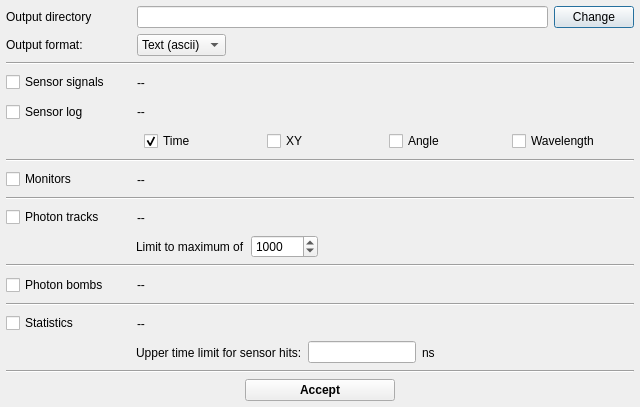
Above: ants3bundle/src/ants3/gui/photsim/aphotonsimoutputdialog.ui from andrmor/ANTS3bundle before the change. Below: the same form after it.
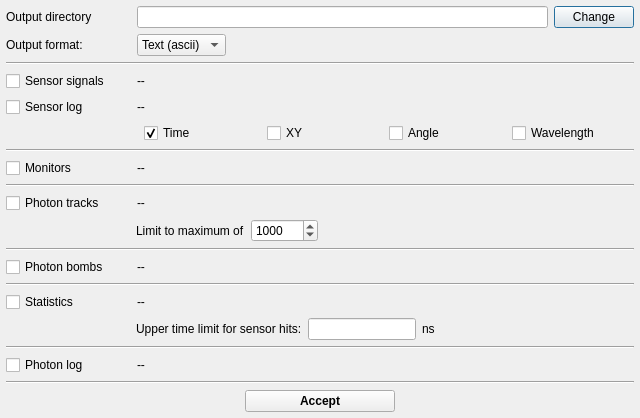
That is the form after the change.

The edit to the form file:
```diff
--- a/ants3bundle/src/ants3/gui/photsim/aphotonsimoutputdialog.ui
+++ b/ants3bundle/src/ants3/gui/photsim/aphotonsimoutputdialog.ui
@@ -7,7 +7,7 @@
     <x>0</x>
     <y>0</y>
     <width>640</width>
-    <height>407</height>
+    <height>411</height>
    </rect>
   </property>
   <property name="windowTitle">
@@ -546,6 +546,53 @@
      </property>
     </widget>
    </item>
+   <item>
+    <layout class="QHBoxLayout" name="horizontalLayout_14">
+     <property name="topMargin">
+      <number>0</number>
+     </property>
+     <item>
+      <widget class="QCheckBox" name="cbPhotonLog">
+       <property name="minimumSize">
+        <size>
+         <width>125</width>
+         <height>0</height>
+        </size>
+       </property>
+       <property name="text">
+        <string>Photon log</string>
+       </property>
+      </widget>
+     </item>
+     <item>
+      <widget class="QLabel" name="labPhotonLog">
+       <property name="text">
+        <string>--</string>
+       </property>
+      </widget>
+     </item>
+     <item>
+      <spacer name="horizontalSpacer_12">
+       <property name="orientation">
+        <enum>Qt::Horizontal</enum>
+       </property>
+       <property name="sizeHint" stdset="0">
+        <size>
+         <width>40</width>
+         <height>20</height>
+        </size>
+       </property>
+      </spacer>
+     </item>
+    </layout>
+   </item>
+   <item>
+    <widget class="Line" name="line_7">
+     <property name="orientation">
+      <enum>Qt::Horizontal</enum>
+     </property>
+    </widget>
+   </item>
    <item>
     <layout class="QHBoxLayout" name="horizontalLayout_6">
      <item>
```
